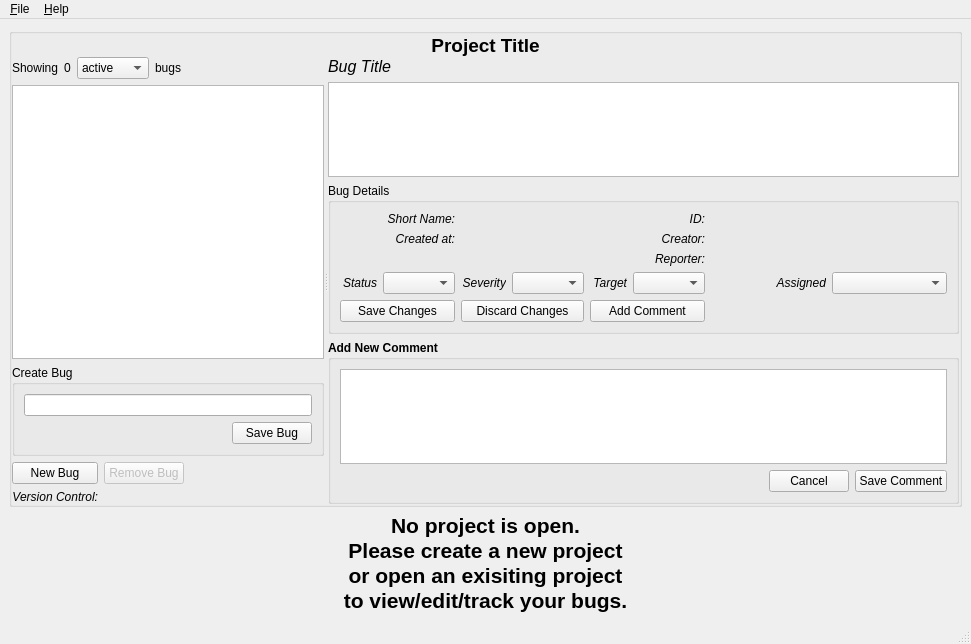
First picture: the form in qtbe/resources/mainwindow.ui, repository nsmgr8/qtbe, before the edit.
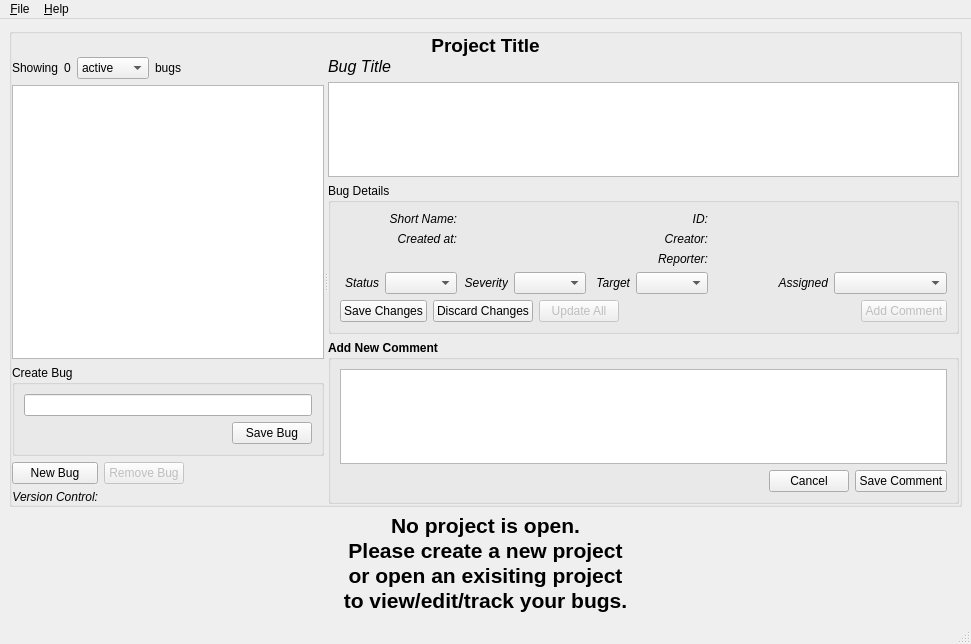
Second picture: the form after the edit.

Commit message: bulk update bug details

```diff
--- a/qtbe/resources/mainwindow.ui
+++ b/qtbe/resources/mainwindow.ui
@@ -260,7 +260,7 @@
               <bool>false</bool>
              </property>
              <layout class="QGridLayout" name="gridLayout_2">
-              <item row="0" column="0">
+              <item row="0" column="1">
                <widget class="QLabel" name="label_9">
                 <property name="font">
                  <font>
@@ -277,14 +277,14 @@
                 </property>
                </widget>
               </item>
-              <item row="0" column="1">
-               <widget class="QLabel" name="shortLabel">
-                <property name="text">
-                 <string/>
-                </property>
-               </widget>
-              </item>
               <item row="0" column="2">
+               <widget class="QLabel" name="shortLabel">
+                <property name="text">
+                 <string/>
+                </property>
+               </widget>
+              </item>
+              <item row="0" column="3">
                <widget class="QLabel" name="label_10">
                 <property name="font">
                  <font>
@@ -301,14 +301,14 @@
                 </property>
                </widget>
               </item>
-              <item row="0" column="3" colspan="2">
+              <item row="0" column="4" colspan="2">
                <widget class="QLabel" name="idLabel">
                 <property name="text">
                  <string/>
                 </property>
                </widget>
               </item>
-              <item row="3" column="0">
+              <item row="3" column="1">
                <layout class="QHBoxLayout" name="horizontalLayout_4">
                 <item>
                  <widget class="QLabel" name="label_4">
@@ -330,7 +330,7 @@
                 </item>
                </layout>
               </item>
-              <item row="3" column="1">
+              <item row="3" column="2">
                <layout class="QHBoxLayout" name="horizontalLayout_5">
                 <item>
                  <widget class="QLabel" name="label_5">
@@ -352,7 +352,7 @@
                 </item>
                </layout>
               </item>
-              <item row="3" column="2">
+              <item row="3" column="3">
                <layout class="QHBoxLayout" name="horizontalLayout_6">
                 <item>
                  <widget class="QLabel" name="label_6">
@@ -374,7 +374,7 @@
                 </item>
                </layout>
               </item>
-              <item row="3" column="3" colspan="2">
+              <item row="3" column="4" colspan="2">
                <layout class="QHBoxLayout" name="horizontalLayout_7">
                 <item>
                  <widget class="QLabel" name="label_7">
@@ -396,21 +396,7 @@
                 </item>
                </layout>
               </item>
-              <item row="4" column="0">
-               <widget class="QPushButton" name="saveDetailsButton">
-                <property name="text">
-                 <string>Save Changes</string>
-                </property>
-               </widget>
-              </item>
-              <item row="4" column="1">
-               <widget class="QPushButton" name="discardDetailsButton">
-                <property name="text">
-                 <string>Discard Changes</string>
-                </property>
-               </widget>
-              </item>
-              <item row="2" column="2">
+              <item row="2" column="3">
                <widget class="QLabel" name="label_11">
                 <property name="font">
                  <font>
@@ -427,7 +413,7 @@
                 </property>
                </widget>
               </item>
-              <item row="2" column="3" colspan="2">
+              <item row="2" column="4" colspan="2">
                <widget class="QLabel" name="reporterLabel">
                 <property name="font">
                  <font>
@@ -444,14 +430,14 @@
                 </property>
                </widget>
               </item>
-              <item row="1" column="3" colspan="2">
+              <item row="1" column="4" colspan="2">
                <widget class="QLabel" name="creatorLabel">
                 <property name="text">
                  <string/>
                 </property>
                </widget>
               </item>
-              <item row="1" column="2">
+              <item row="1" column="3">
                <widget class="QLabel" name="label_2">
                 <property name="font">
                  <font>
@@ -468,7 +454,7 @@
                 </property>
                </widget>
               </item>
-              <item row="1" column="0">
+              <item row="1" column="1">
                <widget class="QLabel" name="label_3">
                 <property name="font">
                  <font>
@@ -485,15 +471,57 @@
                 </property>
                </widget>
               </item>
-              <item row="1" column="1">
+              <item row="1" column="2">
                <widget class="QLabel" name="createdLabel">
                 <property name="text">
                  <string/>
                 </property>
                </widget>
               </item>
-              <item row="4" column="2">
+              <item row="4" column="1" colspan="5">
+               <layout class="QHBoxLayout" name="horizontalLayout_10">
+                <item>
+                 <widget class="QPushButton" name="saveDetailsButton">
+                  <property name="text">
+                   <string>Save Changes</string>
+                  </property>
+                 </widget>
+                </item>
+                <item>
+                 <widget class="QPushButton" name="discardDetailsButton">
+                  <property name="text">
+                   <string>Discard Changes</string>
+                  </property>
+                 </widget>
+                </item>
+                <item>
+                 <widget class="QPushButton" name="updateAllButton">
+                  <property name="enabled">
+                   <bool>false</bool>
+                  </property>
+                  <property name="text">
+                   <string>Update All</string>
+                  </property>
+                 </widget>
+                </item>
+                <item>
+                 <spacer name="horizontalSpacer_6">
+                  <property name="orientation">
+                   <enum>Qt::Horizontal</enum>
+                  </property>
+                  <property name="sizeHint" stdset="0">
+                   <size>
+                    <width>40</width>
+                    <height>20</height>
+                   </size>
+                  </property>
+                 </spacer>
+                </item>
+                <item>
                <widget class="QPushButton" name="addCommentButton">
+                  <property name="enabled">
+                   <bool>false</bool>
+                  </property>
                 <property name="text">
                  <string>Add Comment</string>
                 </property>
@@ -512,6 +540,8 @@
                </widget>
               </item>
              </layout>
+              </item>
+             </layout>
             </widget>
            </item>
            <item>
```
Left out of the diff: 3 changed lines with no effect on the pictures. Lines whose indentation alone changed are shown as unchanged. The commit also changes 3 other files.
